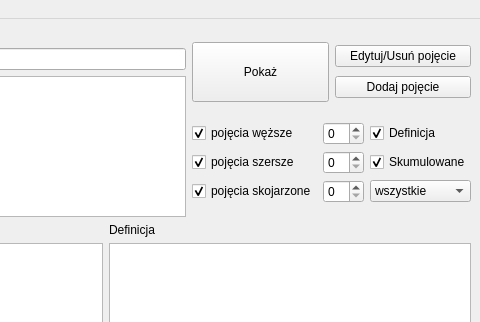
Old version of the form scalone/ui/przegladarka.ui in the repository mpichlin/KPW; both pictures show x 269 to 749 and y 0 to 322 of the 749 by 727 pixel window.
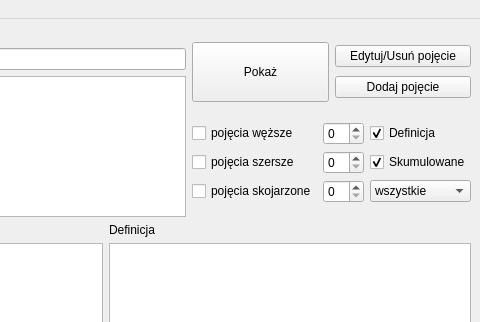
New version of the form.

Diff of the .ui file:
```diff
--- a/scalone/ui/przegladarka.ui
+++ b/scalone/ui/przegladarka.ui
@@ -91,7 +91,7 @@
              <string>pojęcia węższe</string>
             </property>
             <property name="checked">
-             <bool>true</bool>
+             <bool>false</bool>
             </property>
            </widget>
           </item>
@@ -101,7 +101,7 @@
              <string>pojęcia szersze</string>
             </property>
             <property name="checked">
-             <bool>true</bool>
+             <bool>false</bool>
             </property>
            </widget>
           </item>
@@ -111,7 +111,7 @@
              <string>pojęcia skojarzone</string>
             </property>
             <property name="checked">
-             <bool>true</bool>
+             <bool>false</bool>
             </property>
            </widget>
           </item>
```
Left out of the diff: 18 changed lines with no effect on the pictures.
